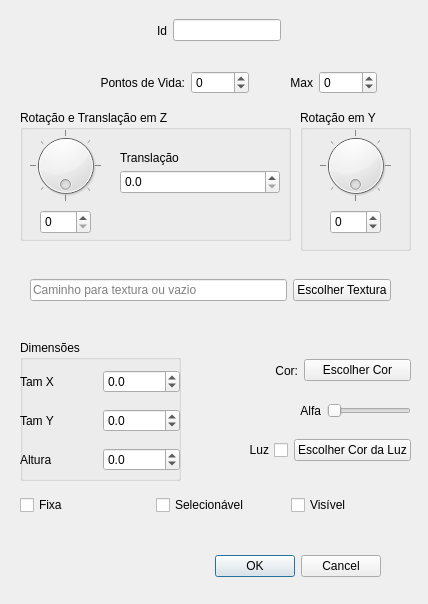
This is ifg/qt/ui/forma.ui in matferib/tabuleiro-virtual as Qt 5 draws it before an edit. The edited form follows.
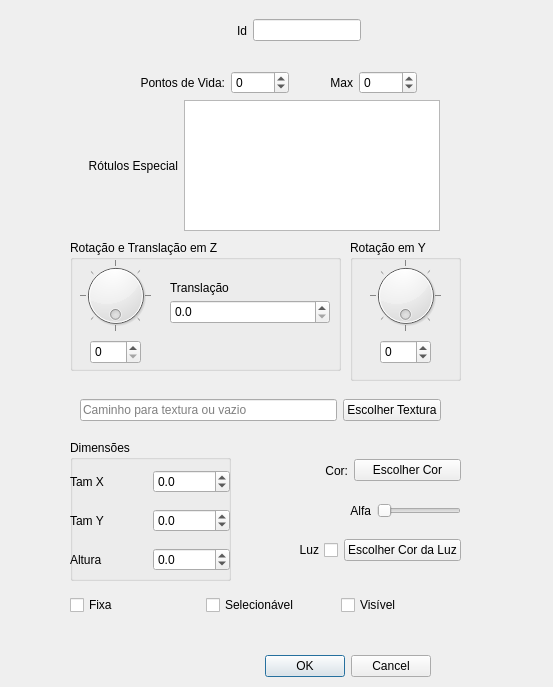
This is the edited form.

Commit message: rotulos na ui de formas e restauracao de entidades proximo a camera

```diff
--- a/ifg/qt/ui/forma.ui
+++ b/ifg/qt/ui/forma.ui
@@ -6,8 +6,8 @@
    <rect>
     <x>0</x>
     <y>0</y>
-    <width>428</width>
-    <height>604</height>
+    <width>553</width>
+    <height>687</height>
    </rect>
   </property>
   <property name="windowTitle">
@@ -16,7 +16,7 @@
   <widget class="QWidget" name="horizontalLayoutWidget">
    <property name="geometry">
     <rect>
-     <x>100</x>
+     <x>180</x>
      <y>10</y>
      <width>181</width>
      <height>41</height>
@@ -42,8 +42,8 @@
   <widget class="QDialogButtonBox" name="botoes">
    <property name="geometry">
     <rect>
-     <x>40</x>
-     <y>550</y>
+     <x>90</x>
+     <y>650</y>
      <width>341</width>
      <height>32</height>
     </rect>
@@ -58,8 +58,8 @@
   <widget class="QWidget" name="horizontalLayoutWidget_2">
    <property name="geometry">
     <rect>
-     <x>190</x>
-     <y>350</y>
+     <x>240</x>
+     <y>450</y>
      <width>221</width>
      <height>41</height>
     </rect>
@@ -97,8 +97,8 @@
   <widget class="QGroupBox" name="groupBox">
    <property name="geometry">
     <rect>
-     <x>20</x>
-     <y>340</y>
+     <x>70</x>
+     <y>440</y>
      <width>161</width>
      <height>141</height>
     </rect>
@@ -203,8 +203,8 @@
   <widget class="QGroupBox" name="groupBox_2">
    <property name="geometry">
     <rect>
-     <x>20</x>
-     <y>110</y>
+     <x>70</x>
+     <y>240</y>
      <width>271</width>
      <height>131</height>
     </rect>
@@ -304,8 +304,8 @@
   <widget class="QWidget" name="horizontalLayoutWidget_3">
    <property name="geometry">
     <rect>
-     <x>190</x>
-     <y>390</y>
+     <x>240</x>
+     <y>490</y>
      <width>221</width>
      <height>41</height>
     </rect>
@@ -350,7 +350,7 @@
   <widget class="QWidget" name="layoutWidget">
    <property name="geometry">
     <rect>
-     <x>100</x>
+     <x>140</x>
      <y>70</y>
      <width>277</width>
      <height>26</height>
@@ -414,8 +414,8 @@
   <widget class="QWidget" name="horizontalLayoutWidget_4">
    <property name="geometry">
     <rect>
-     <x>190</x>
-     <y>430</y>
+     <x>240</x>
+     <y>530</y>
      <width>221</width>
      <height>41</height>
     </rect>
@@ -446,8 +446,8 @@
   <widget class="QGroupBox" name="groupBox_3">
    <property name="geometry">
     <rect>
-     <x>300</x>
-     <y>110</y>
+     <x>350</x>
+     <y>240</y>
      <width>111</width>
      <height>141</height>
     </rect>
@@ -518,8 +518,8 @@
   <widget class="QWidget" name="horizontalLayoutWidget_5">
    <property name="geometry">
     <rect>
-     <x>30</x>
-     <y>270</y>
+     <x>80</x>
+     <y>390</y>
      <width>361</width>
      <height>41</height>
     </rect>
@@ -547,8 +547,8 @@
   <widget class="QWidget" name="horizontalLayoutWidget_6">
    <property name="geometry">
     <rect>
-     <x>20</x>
-     <y>480</y>
+     <x>70</x>
+     <y>580</y>
      <width>401</width>
      <height>51</height>
     </rect>
@@ -589,6 +589,41 @@
     </item>
    </layout>
   </widget>
+  <widget class="QWidget" name="layoutWidget_2">
+   <property name="geometry">
+    <rect>
+     <x>70</x>
+     <y>100</y>
+     <width>370</width>
+     <height>131</height>
+    </rect>
+   </property>
+   <layout class="QHBoxLayout" name="horizontalLayout_18">
+    <item>
+     <widget class="QLabel" name="label_11">
+      <property name="sizePolicy">
+       <sizepolicy hsizetype="MinimumExpanding" vsizetype="Preferred">
+        <horstretch>0</horstretch>
+        <verstretch>0</verstretch>
+       </sizepolicy>
+      </property>
+      <property name="text">
+       <string>Rótulos Especial</string>
+      </property>
+      <property name="alignment">
+       <set>Qt::AlignRight|Qt::AlignTrailing|Qt::AlignVCenter</set>
+      </property>
+     </widget>
+    </item>
+    <item>
+     <widget class="QPlainTextEdit" name="lista_rotulos">
+      <property name="toolTip">
+       <string>Rótulos para a entidade. Aparece sobre ela quando a entidade é detalhada.</string>
+      </property>
+     </widget>
+    </item>
+   </layout>
+  </widget>
  </widget>
  <resources/>
  <connections>
```
The commit also changes 4 other files.
